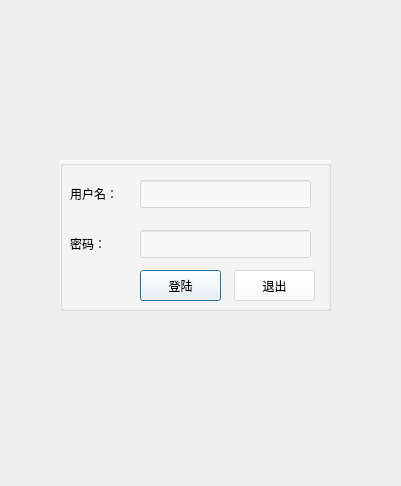
gaoxiaojun/delicacymap, file deliciousClient/loginWindow.ui: the form before one commit.
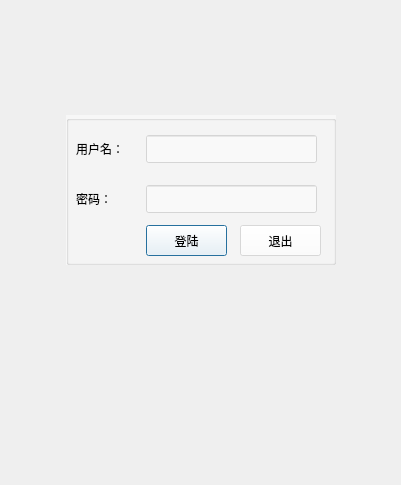
The form after the commit. Icons and pictures are not drawn.

```diff
--- a/deliciousClient/loginWindow.ui
+++ b/deliciousClient/loginWindow.ui
@@ -7,7 +7,7 @@
     <x>0</x>
     <y>0</y>
     <width>401</width>
-    <height>486</height>
+    <height>485</height>
    </rect>
   </property>
   <property name="windowTitle">
@@ -16,14 +16,20 @@
   <property name="styleSheet">
    <string notr="true">background-image: url(:/Icons/background.png);</string>
   </property>
+  <layout class="QGridLayout" name="gridLayout">
+   <item row="1" column="1">
   <widget class="QGroupBox" name="groupBox">
-   <property name="geometry">
-    <rect>
-     <x>60</x>
-     <y>160</y>
-     <width>271</width>
-     <height>151</height>
-    </rect>
+     <property name="minimumSize">
+      <size>
+       <width>270</width>
+       <height>150</height>
+      </size>
+     </property>
+     <property name="maximumSize">
+      <size>
+       <width>270</width>
+       <height>150</height>
+      </size>
    </property>
    <property name="styleSheet">
     <string notr="true">background-image: url();background-color: rgba(255, 255, 255,50%);</string>
@@ -122,14 +128,14 @@
     </property>
    </widget>
   </widget>
+   </item>
+   <item row="2" column="1">
   <widget class="QLabel" name="label_status">
-   <property name="geometry">
-    <rect>
-     <x>80</x>
-     <y>330</y>
-     <width>231</width>
-     <height>71</height>
-    </rect>
+     <property name="minimumSize">
+      <size>
+       <width>270</width>
+       <height>100</height>
+      </size>
    </property>
    <property name="styleSheet">
     <string notr="true">background-image: url();background-color: rgba(0, 0, 0,0%);color: rgb(255, 0, 0);</string>
@@ -147,6 +153,60 @@
     <set>Qt::NoTextInteraction</set>
    </property>
   </widget>
+   </item>
+   <item row="0" column="1">
+    <spacer name="verticalSpacer">
+     <property name="orientation">
+      <enum>Qt::Vertical</enum>
+     </property>
+     <property name="sizeHint" stdset="0">
+      <size>
+       <width>20</width>
+       <height>40</height>
+      </size>
+     </property>
+    </spacer>
+   </item>
+   <item row="3" column="1">
+    <spacer name="verticalSpacer_2">
+     <property name="orientation">
+      <enum>Qt::Vertical</enum>
+     </property>
+     <property name="sizeHint" stdset="0">
+      <size>
+       <width>20</width>
+       <height>40</height>
+      </size>
+     </property>
+    </spacer>
+   </item>
+   <item row="1" column="0">
+    <spacer name="horizontalSpacer">
+     <property name="orientation">
+      <enum>Qt::Horizontal</enum>
+     </property>
+     <property name="sizeHint" stdset="0">
+      <size>
+       <width>40</width>
+       <height>20</height>
+      </size>
+     </property>
+    </spacer>
+   </item>
+   <item row="1" column="2">
+    <spacer name="horizontalSpacer_2">
+     <property name="orientation">
+      <enum>Qt::Horizontal</enum>
+     </property>
+     <property name="sizeHint" stdset="0">
+      <size>
+       <width>40</width>
+       <height>20</height>
+      </size>
+     </property>
+    </spacer>
+   </item>
+  </layout>
  </widget>
  <resources/>
  <connections>
```
Lines whose indentation alone changed are shown as unchanged.
